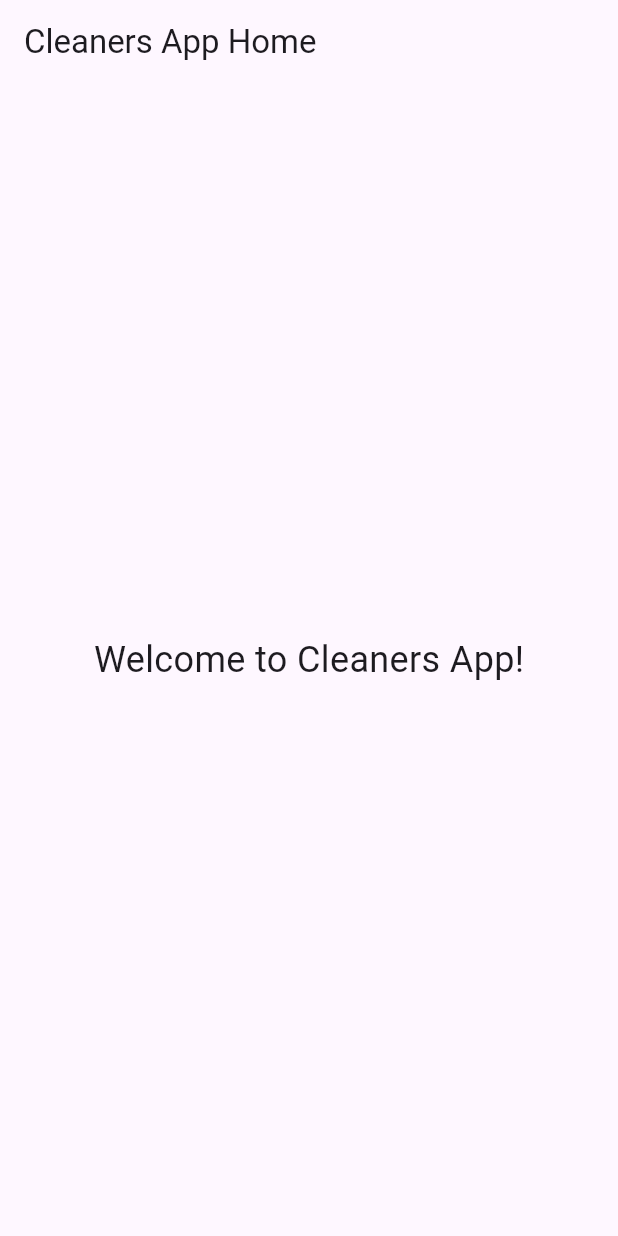
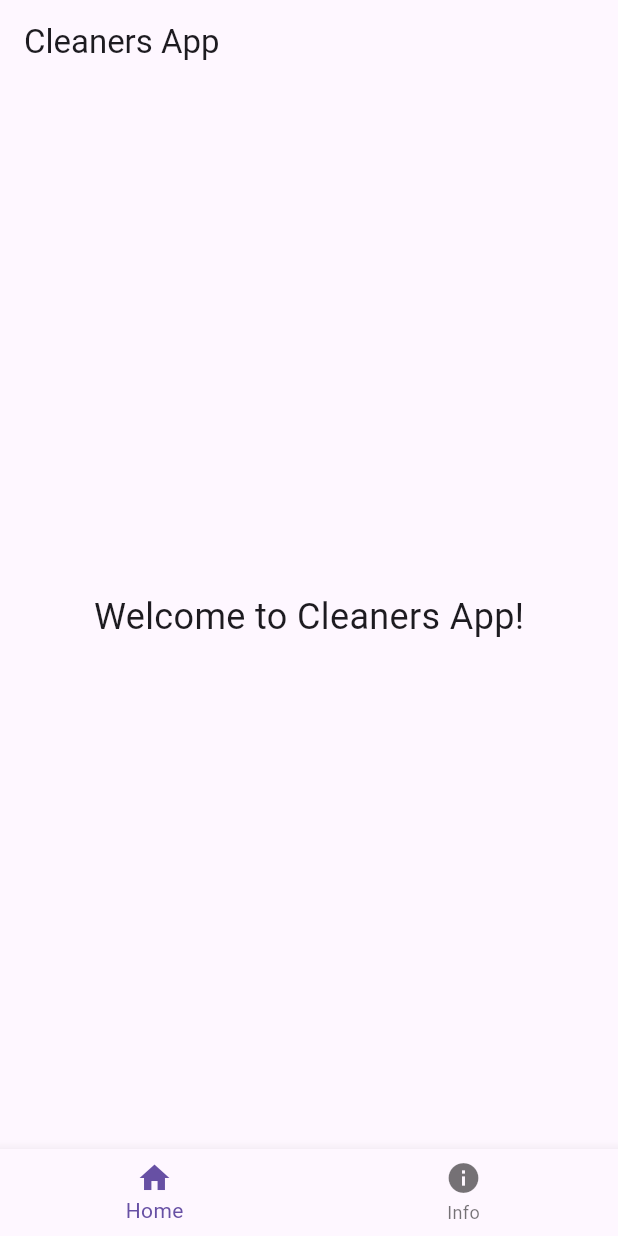
Before and after one commit to roseprimeyn/FlutterCleanersApp, a Flutter app: the screen it shows after launch, on a phone screen of 412 x 824 dp. Run offline on Flutter 3.47's test engine with Material 3 defaults, Android fonts, the phone set to English and light mode, and no system bars.

Commit message:
Add streamlined communication and feedback feature

```diff
--- a/fluttercleanersapp/lib/main.dart
+++ b/fluttercleanersapp/lib/main.dart
@@ -1,46 +1,71 @@
 import 'package:flutter/material.dart';
 
 void main() {
-  runApp(CleanersApp());
+  runApp(const MyApp());
 }
 
-class CleanersApp extends StatelessWidget {
+class MyApp extends StatelessWidget {
+  const MyApp({super.key});
+
   @override
   Widget build(BuildContext context) {
     return MaterialApp(
-      title: 'Cleaners App',
+      title: 'Flutter Cleaners App',
       theme: ThemeData(
         primarySwatch: Colors.blue,
-        visualDensity: VisualDensity.adaptivePlatformDensity,
       ),
-      home: CleanersHomePage(),
+      home: const MyHomePage(title: 'Cleaners App'),
     );
   }
 }
 
-class CleanersHomePage extends StatefulWidget {
+class MyHomePage extends StatefulWidget {
+  const MyHomePage({super.key, required this.title});
+
+  final String title;
+
   @override
-  _CleanersHomePageState createState() => _CleanersHomePageState();
+  State<MyHomePage> createState() => _MyHomePageState();
 }
 
-class _CleanersHomePageState extends State<CleanersHomePage> {
+class _MyHomePageState extends State<MyHomePage> {
+  int _selectedIndex = 0;
+
+  static const List<Widget> _widgetOptions = <Widget>[
+    Text('Welcome to Cleaners App!', style: TextStyle(fontSize: 24)),
+    Text('Streamlined Communication and Feedback: Designed and launched a mobile app (Flutter) for cleaners, improving schedule access, progress tracking, and communication, leading to improved service quality.'),
+    // Add more tabs as needed
+  ];
+
+  void _onItemTapped(int index) {
+    setState(() {
+      _selectedIndex = index;
+    });
+  }
+
   @override
   Widget build(BuildContext context) {
     return Scaffold(
       appBar: AppBar(
-        title: Text('Cleaners App Home'),
+        title: Text(widget.title),
       ),
       body: Center(
-        child: Column(
-          mainAxisAlignment: MainAxisAlignment.center,
-          children: <Widget>[
-            Text(
-              'Welcome to Cleaners App!',
-              style: TextStyle(fontSize: 24),
-            ),
-            // Add your buttons or functionality here
-          ],
-        ),
+        child: _widgetOptions.elementAt(_selectedIndex),
+      ),
+      bottomNavigationBar: BottomNavigationBar(
+        items: const <BottomNavigationBarItem>[
+          BottomNavigationBarItem(
+            icon: Icon(Icons.home),
+            label: 'Home',
+          ),
+          BottomNavigationBarItem(
+            icon: Icon(Icons.info),
+            label: 'Info',
+          ),
+          // Add more tabs as needed
+        ],
+        currentIndex: _selectedIndex,
+        onTap: _onItemTapped,
       ),
     );
   }
```
